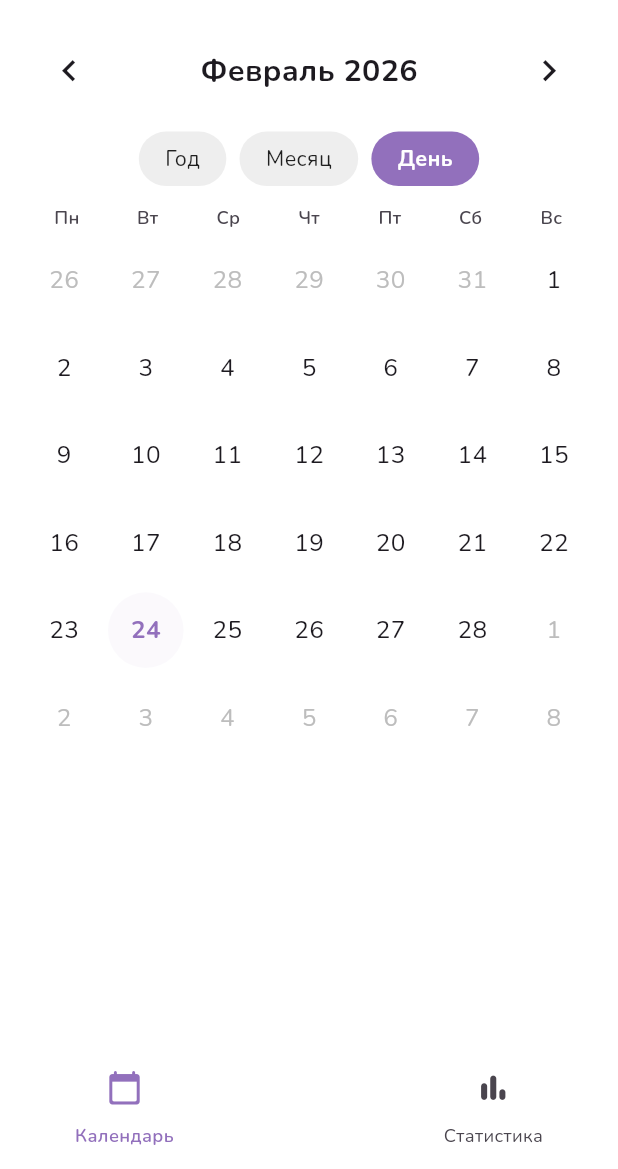
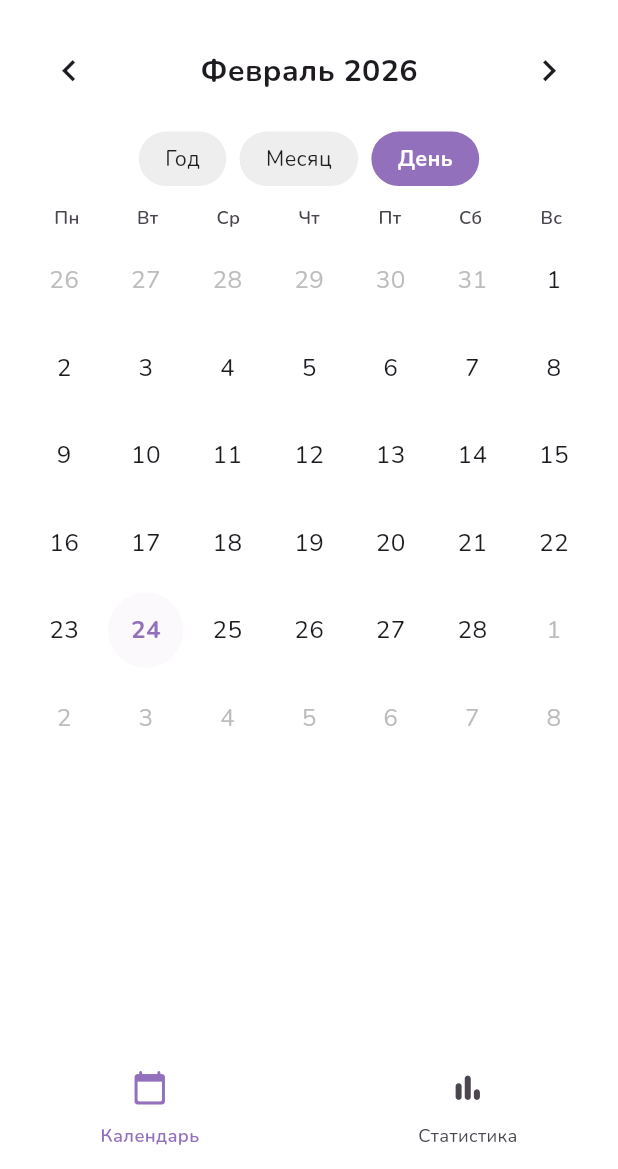
Before and after one commit to neketta300/poot-tracker, a Flutter app: the DashboardScreen screen opened by its route, on a phone screen of 412 x 824 dp, the part 67-1236 px from its top. Run offline on Flutter 3.47's test engine with Material 3 defaults, Android fonts, the phone set to English and light mode, and no system bars; our stand-ins replace flutter_screenutil, flutter_svg, go_router.

Commit message:
refactor(dashboard): some refactor

```diff
--- a/lib/features/dashboard/view/dashboard_screen.dart
+++ b/lib/features/dashboard/view/dashboard_screen.dart
@@ -2,6 +2,7 @@ import 'package:flutter/material.dart';
 import 'package:flutter_screenutil/flutter_screenutil.dart';
 import 'package:poot_tracker/features/dashboard/view/widgets/custom_calendar.dart';
 import 'package:poot_tracker/features/dashboard/view/widgets/dashboard_bottom_nav.dart';
+import 'package:poot_tracker/features/dashboard/view/statistics/statistics_screen.dart';
 
 class DashboardScreen extends StatefulWidget {
   const DashboardScreen({super.key});
@@ -33,7 +34,7 @@ class _DashboardScreenState extends State<DashboardScreen> {
         index: _currentIndex,
         children: const [
           CustomCalendar(),
-          // StatisticsView(),
+          StatisticsScreen(),
         ],
       ),
       floatingActionButtonLocation: FloatingActionButtonLocation.centerDocked,
--- a/lib/features/dashboard/view/widgets/dashboard_bottom_nav.dart
+++ b/lib/features/dashboard/view/widgets/dashboard_bottom_nav.dart
@@ -21,20 +21,20 @@ class DashboardBottomNav extends StatelessWidget {
       notchMargin: 8,
       color: colorScheme.surface,
       child: Row(
-        mainAxisAlignment: MainAxisAlignment.spaceAround,
+        mainAxisAlignment: MainAxisAlignment.spaceEvenly,
         children: [
           BotNavItem(
             text: 'Календарь',
             icon: Icons.calendar_today_rounded,
             isSelected: currentIndex == 0,
-            onTap: () => onTap(1),
+            onTap: () => onTap(0),
           ),
           SizedBox(width: 40.w),
           BotNavItem(
             text: 'Статистика',
             icon: Icons.bar_chart_rounded,
             isSelected: currentIndex == 1,
-            onTap: () => onTap(0),
+            onTap: () => onTap(1),
           ),
         ],
       ),
```
